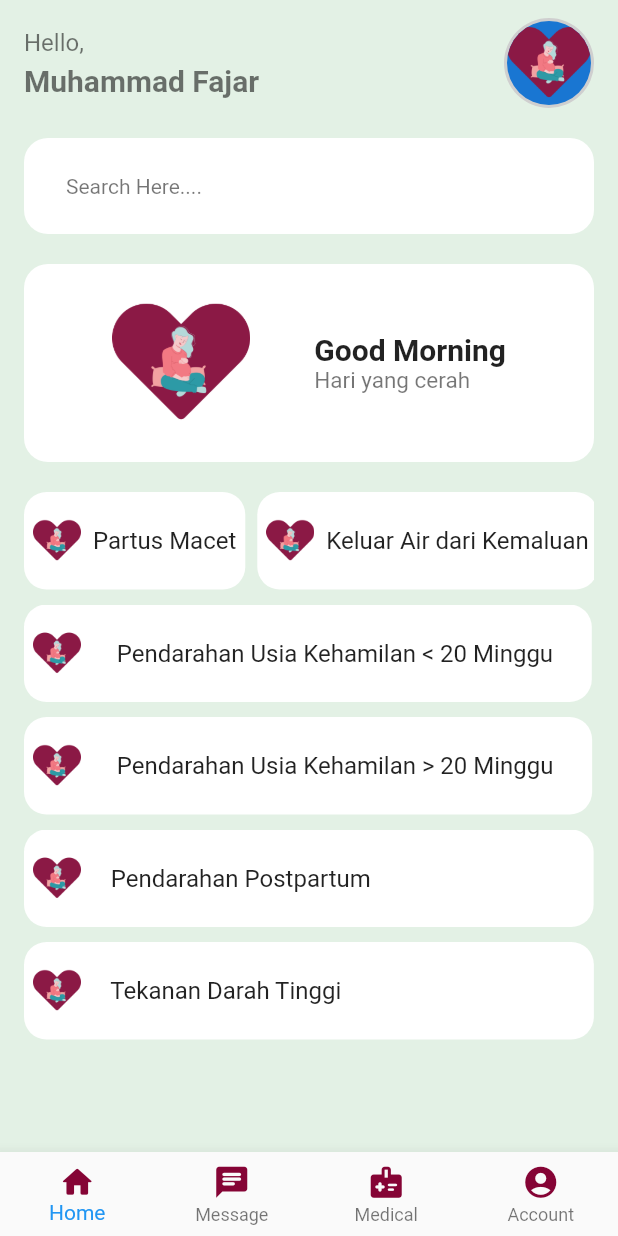
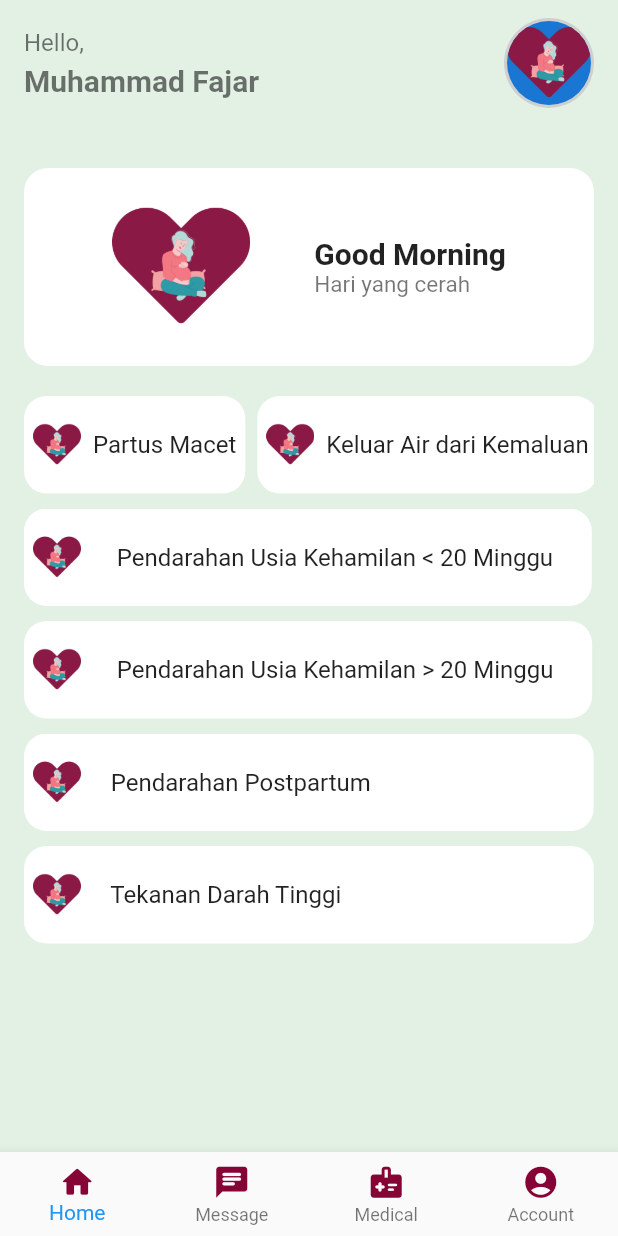
Before and after one commit to fajardeveloperr/Redesign-Flutter-Sikomat, a Flutter app: the HomePage screen opened directly, on a phone screen of 412 x 824 dp. Run offline on Flutter 3.47's test engine with Material 2 defaults, Android fonts, the light colour scheme and no system bars; our stand-ins replace flutter_svg, get, google_fonts.

Commit message:
updated-logo

```diff
--- a/lib/constants.dart
+++ b/lib/constants.dart
@@ -1,8 +1,9 @@
 import 'package:flutter/material.dart';
 import 'package:google_fonts/google_fonts.dart';
 
-const kPrimaryColor = Color.fromARGB(255, 133, 4, 53);
+const kPrimaryColor = Color.fromARGB(255, 0, 133, 111);
+
 const kBackgroundColor = Color(0XFFFFFFFF);
 const kGreyColor = Color.fromARGB(235, 225, 240, 227);
 TextStyle styleFontBold = GoogleFonts.nunito(
-    fontSize: 30, fontWeight: FontWeight.bold, color: const Color.fromARGB(255, 133, 4, 53));
+    fontSize: 30, fontWeight: FontWeight.bold, color: Color.fromARGB(255, 0, 133, 111));
--- a/lib/screens/home_page.dart
+++ b/lib/screens/home_page.dart
@@ -99,34 +99,34 @@ class _HomePageState extends State<HomePage> {
               const SizedBox(
                 height: 20,
               ),
-              Container(
-                padding: const EdgeInsets.only(
-                  left: 16
-                ),
-                  height: 64,
-                  decoration: BoxDecoration(
-                    color: Color.fromARGB(255, 255, 255, 255),
-                    borderRadius: BorderRadius.circular(16),
-                  ),
-                  child: Row(
-                    children: const [
-                  //     Icon(
-                  //     Icons.search,
-                  //     size: 32,
-                  //     color: Colors.black54,
-                  // ),
-                  SizedBox(
-                    width: 12,
-                  ),
-                  Text(
-                    "Search Here....",
-                    style: TextStyle(
-                      color: Colors.black54,
-                    ),
-                  )
-                  ],
-                  ),
-              ),
+              // Container(
+              //   padding: const EdgeInsets.only(
+              //     left: 16
+              //   ),
+              //     height: 64,
+              //     decoration: BoxDecoration(
+              //       color: Color.fromARGB(255, 255, 255, 255),
+              //       borderRadius: BorderRadius.circular(16),
+              //     ),
+              //     child: Row(
+              //       children: const [
+              //         Icon(
+              //         Icons.search,
+              //         size: 32,
+              //         color: Colors.black54,
+              //     ),
+              //     SizedBox(
+              //       width: 12,
+              //     ),
+              //     Text(
+              //       "Search Here....",
+              //       style: TextStyle(
+              //         color: Colors.black54,
+              //       ),
+              //     )
+              //     ],
+              //     ),
+              // ),
               const SizedBox(
                 height: 20,
               ),
--- a/lib/screens/login/components/login_form.dart
+++ b/lib/screens/login/components/login_form.dart
@@ -56,6 +56,7 @@ class LoginForm extends StatelessWidget {
 
                 RoundedButton(title: 'MASUK'),
 
+
                 SizedBox(height: 10),
               ],
             ),
--- a/lib/screens/login/splash.dart
+++ b/lib/screens/login/splash.dart
@@ -14,7 +14,7 @@ class SplashScreen extends StatelessWidget {
   @override
   Widget build(BuildContext context) {
     Timer(const Duration(seconds: 3), () {
-      Get.to(HomePage());
+      Get.to(LoginScreen());
     });
 
     return Scaffold(
@@ -25,11 +25,11 @@ class SplashScreen extends StatelessWidget {
           mainAxisAlignment: MainAxisAlignment.center,
           children: [
             SizedBox(
-                width: 200, child: Image.asset("assets/images/sikomat.png")),
+                width: 200, child: Image.asset("assets/images/main_icon.png")),
             RichText(
               textAlign: TextAlign.center,
               text: TextSpan(
-                text: "Sikomat ",
+                text: "Sikomat",
                 style: styleFontBold,
                 // style: TextStyle(color:
                 // Colors.black),
```
Also changed, not shown: assets/images/main_icon.png (added).
